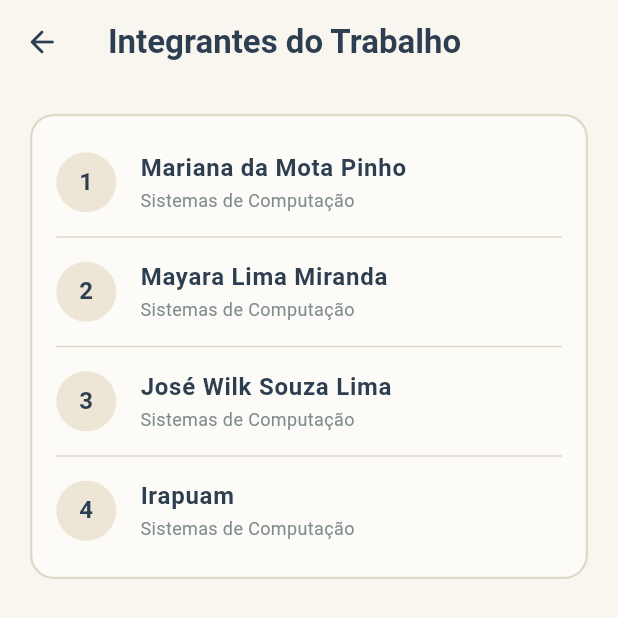
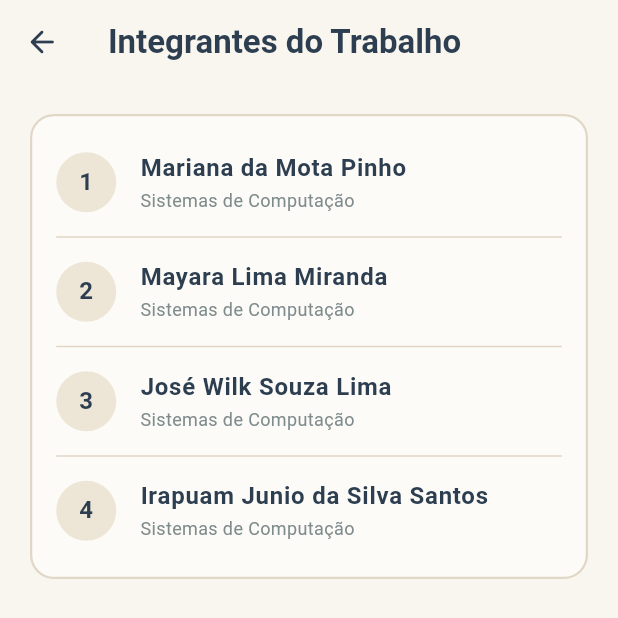
Before and after one commit to eumarianamota/hangman-flutter, a Flutter app: the screen it shows after launch, in the side drawer, after a tap on "Sobre a Equipe", on a phone screen of 412 x 824 dp. Shown: the top 618 px of the screen. Run offline on Flutter 3.47's test engine with Material 3 defaults, Android fonts, the phone set to English and light mode, and no system bars.

Commit message:
style(about): update visual information on the about page

```diff
--- a/lib/features/about/presentation/screens/about_screen.dart
+++ b/lib/features/about/presentation/screens/about_screen.dart
@@ -7,7 +7,7 @@ class AboutScreen extends StatelessWidget {
     'Mariana da Mota Pinho',
     'Mayara Lima Miranda',
     'José Wilk Souza Lima',
-    'Irapuam',
+    'Irapuam Junio da Silva Santos',
   ];
 
   @override
```
